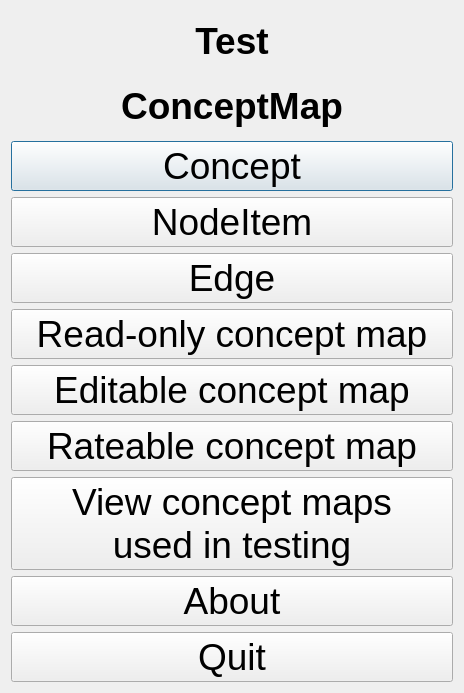
Old version of the form Tools/ToolTestConceptMap/qttestconceptmapmenudialog.ui in the repository richelbilderbeek/ProjectRichelBilderbeek.
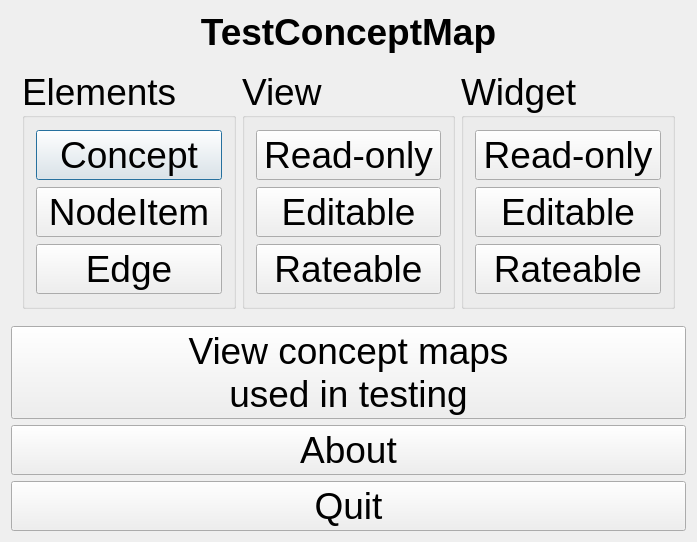
New version of the form.

The edit to the form file:
```diff
--- a/Tools/ToolTestConceptMap/qttestconceptmapmenudialog.ui
+++ b/Tools/ToolTestConceptMap/qttestconceptmapmenudialog.ui
@@ -6,8 +6,8 @@
    <rect>
     <x>0</x>
     <y>0</y>
-    <width>464</width>
-    <height>693</height>
+    <width>697</width>
+    <height>542</height>
    </rect>
   </property>
   <property name="font">
@@ -18,9 +18,15 @@
   <property name="windowTitle">
    <string>TestConceptMap</string>
   </property>
-  <layout class="QVBoxLayout" name="verticalLayout">
-   <item>
+  <layout class="QGridLayout" name="gridLayout">
+   <item row="0" column="0">
     <widget class="QLabel" name="label_title">
+     <property name="sizePolicy">
+      <sizepolicy hsizetype="Preferred" vsizetype="Maximum">
+       <horstretch>0</horstretch>
+       <verstretch>0</verstretch>
+      </sizepolicy>
+     </property>
      <property name="font">
       <font>
        <pointsize>28</pointsize>
@@ -29,30 +35,22 @@
       </font>
      </property>
      <property name="text">
-      <string>Test</string>
+      <string>TestConceptMap</string>
      </property>
      <property name="alignment">
       <set>Qt::AlignCenter</set>
      </property>
     </widget>
    </item>
+   <item row="1" column="0">
+    <widget class="QWidget" name="widget" native="true">
+     <layout class="QHBoxLayout" name="horizontalLayout">
    <item>
-    <widget class="QLabel" name="label_title_2">
-     <property name="font">
-      <font>
-       <pointsize>28</pointsize>
-       <weight>75</weight>
-       <bold>true</bold>
-      </font>
-     </property>
-     <property name="text">
-      <string>ConceptMap</string>
-     </property>
-     <property name="alignment">
-      <set>Qt::AlignCenter</set>
-     </property>
-    </widget>
-   </item>
+       <widget class="QGroupBox" name="groupBox">
+        <property name="title">
+         <string>Elements</string>
+        </property>
+        <layout class="QVBoxLayout" name="verticalLayout_3">
    <item>
     <widget class="QPushButton" name="button_concept">
      <property name="text">
@@ -77,28 +75,80 @@
      </property>
     </widget>
    </item>
+        </layout>
+       </widget>
+      </item>
+      <item>
+       <widget class="QGroupBox" name="groupBox_conceptmap">
+        <property name="title">
+         <string>View</string>
+        </property>
+        <layout class="QVBoxLayout" name="verticalLayout">
    <item>
     <widget class="QPushButton" name="button_readonly_conceptmap">
      <property name="text">
-      <string>Read-only concept map</string>
+            <string>Read-only</string>
      </property>
     </widget>
    </item>
    <item>
     <widget class="QPushButton" name="button_edit_conceptmap">
      <property name="text">
-      <string>Editable concept map</string>
+            <string>Editable</string>
      </property>
     </widget>
    </item>
    <item>
     <widget class="QPushButton" name="button_rate_conceptmap">
      <property name="text">
-      <string>Rateable concept map</string>
+            <string>Rateable</string>
      </property>
     </widget>
    </item>
+        </layout>
+       </widget>
+      </item>
    <item>
+       <widget class="QGroupBox" name="groupBox_conceptmapwidget">
+        <property name="title">
+         <string>Widget</string>
+        </property>
+        <layout class="QVBoxLayout" name="verticalLayout_2">
+         <item>
+          <widget class="QPushButton" name="button_readonly_conceptmapwidget">
+           <property name="text">
+            <string>Read-only</string>
+           </property>
+          </widget>
+         </item>
+         <item>
+          <widget class="QPushButton" name="button_edit_conceptmapwidget">
+           <property name="text">
+            <string>Editable</string>
+           </property>
+          </widget>
+         </item>
+         <item>
+          <widget class="QPushButton" name="button_rate_conceptmapwidget">
+           <property name="text">
+            <string>Rateable</string>
+           </property>
+          </widget>
+         </item>
+        </layout>
+       </widget>
+      </item>
+     </layout>
+    </widget>
+   </item>
+   <item row="5" column="0">
+    <widget class="QPushButton" name="button_quit">
+     <property name="text">
+      <string>Quit</string>
+     </property>
+    </widget>
+   </item>
+   <item row="2" column="0">
     <widget class="QPushButton" name="button_view_concept_maps">
      <property name="text">
       <string>View concept maps
@@ -106,20 +156,13 @@
      </property>
     </widget>
    </item>
-   <item>
+   <item row="3" column="0">
     <widget class="QPushButton" name="button_about">
      <property name="text">
       <string>About</string>
      </property>
     </widget>
    </item>
-   <item>
-    <widget class="QPushButton" name="button_quit">
-     <property name="text">
-      <string>Quit</string>
-     </property>
-    </widget>
-   </item>
   </layout>
  </widget>
  <layoutdefault spacing="6" margin="11"/>
```
Left out of the diff: 5 changed lines with no effect on the pictures. Lines whose indentation alone changed are shown as unchanged.
